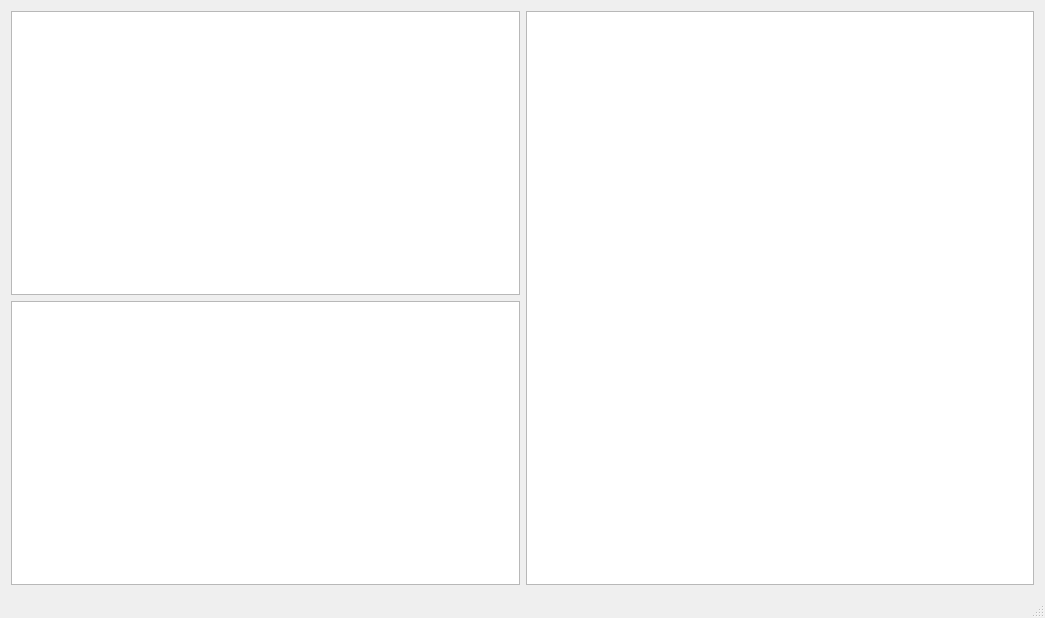
TheRealNox/Music-Sorting-Tools, file MusicSorter/MainWindow.ui: the form before one commit.
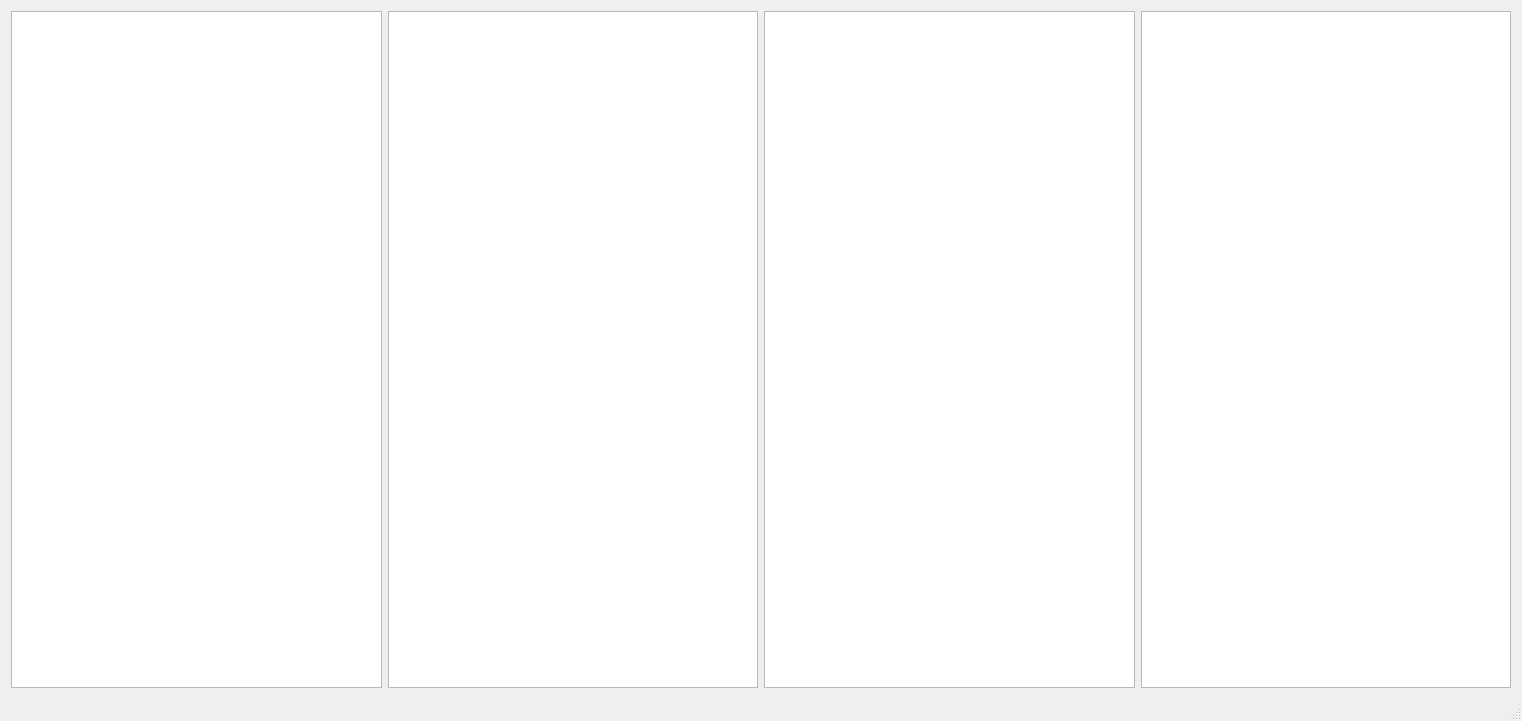
The form after the commit.

Commit message: Updated so we can have two columns to compare working copy vs backup one

The edit to the form file:
```diff
--- a/MusicSorter/MainWindow.ui
+++ b/MusicSorter/MainWindow.ui
@@ -6,30 +6,48 @@
    <rect>
     <x>0</x>
     <y>0</y>
-    <width>1045</width>
-    <height>618</height>
+    <width>1522</width>
+    <height>721</height>
    </rect>
   </property>
   <property name="windowTitle">
    <string>MusicSorterHelper by Nox</string>
   </property>
   <widget class="QWidget" name="centralWidget">
-   <layout class="QGridLayout" name="gridLayout">
-    <item row="0" column="0">
+   <layout class="QHBoxLayout" name="horizontalLayout">
+    <item>
+     <layout class="QHBoxLayout" name="horizontalLayout_2">
+      <item>
      <widget class="QTreeView" name="_explorerView"/>
     </item>
-    <item row="0" column="1" rowspan="2">
+      <item>
      <widget class="QPlainTextEdit" name="_previewPlainTextEdit">
+        <property name="lineWrapMode">
+         <enum>QPlainTextEdit::NoWrap</enum>
+        </property>
       <property name="readOnly">
        <bool>true</bool>
       </property>
-      <property name="tabStopWidth">
-       <number>20</number>
-      </property>
-     </widget>
-    </item>
-    <item row="1" column="0">
-     <widget class="QListView" name="_fileListView"/>
+       </widget>
+      </item>
+     </layout>
+    </item>
+    <item>
+     <layout class="QHBoxLayout" name="horizontalLayout_3">
+      <item>
+       <widget class="QTreeView" name="_explorerView_2"/>
+      </item>
+      <item>
+       <widget class="QPlainTextEdit" name="_previewPlainTextEdit_2">
+        <property name="lineWrapMode">
+         <enum>QPlainTextEdit::NoWrap</enum>
+        </property>
+        <property name="readOnly">
+         <bool>true</bool>
+        </property>
+       </widget>
+      </item>
+     </layout>
     </item>
    </layout>
   </widget>
```
Lines whose indentation alone changed are shown as unchanged. The commit also changes 3 other files.
